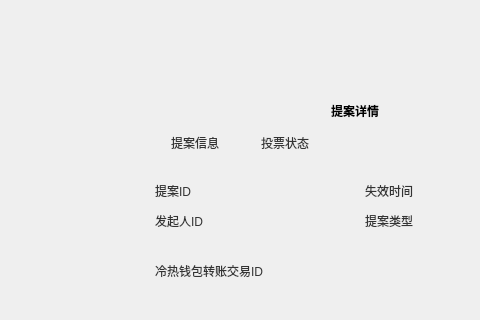
The window that LNKWallet/guard/ProposalDetailDialog.ui (HcashOrg/hx-indicator) describes before a commit, drawn with Qt 5; both pictures show x 125 to 605 and y 0 to 320 of the 960 by 543 pixel window.
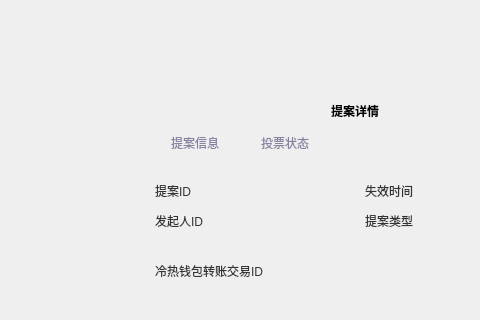
The same window after the commit.

```diff
--- a/LNKWallet/guard/ProposalDetailDialog.ui
+++ b/LNKWallet/guard/ProposalDetailDialog.ui
@@ -109,8 +109,8 @@
       <cursorShape>PointingHandCursor</cursorShape>
      </property>
      <property name="styleSheet">
-      <string notr="true">QToolButton{background:transparent;border:none;color: rgb(51,51,51);font:12px &quot;微软雅黑&quot;;padding:0px 0px 1px 0px;}
-QToolButton::checked{background-color:rgb(84,116,235);border-radius:12px;color:white;}</string>
+      <string notr="true">QToolButton{font:10px &quot;微软雅黑&quot;;background:transparent;border:none;color: rgb(137,129,161);} 
+QToolButton::checked{color:rgb(84,61,137);border-bottom:2px solid rgb(84,61,137);}</string>
      </property>
      <property name="text">
       <string>提案信息</string>
@@ -129,8 +129,8 @@
       <cursorShape>PointingHandCursor</cursorShape>
      </property>
      <property name="styleSheet">
-      <string notr="true">QToolButton{background:transparent;border:none;color: rgb(51,51,51);font:12px &quot;微软雅黑&quot;;padding:0px 0px 1px 0px;}
-QToolButton::checked{background-color:rgb(84,116,235);border-radius:12px;color:white;}</string>
+      <string notr="true">QToolButton{font:10px &quot;微软雅黑&quot;;background:transparent;border:none;color: rgb(137,129,161);} 
+QToolButton::checked{color:rgb(84,61,137);border-bottom:2px solid rgb(84,61,137);}</string>
      </property>
      <property name="text">
       <string>投票状态</string>
```
